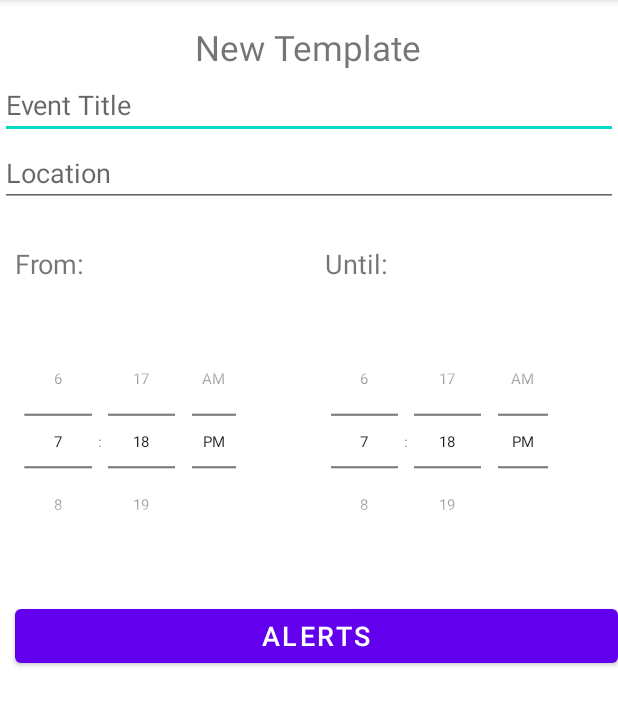
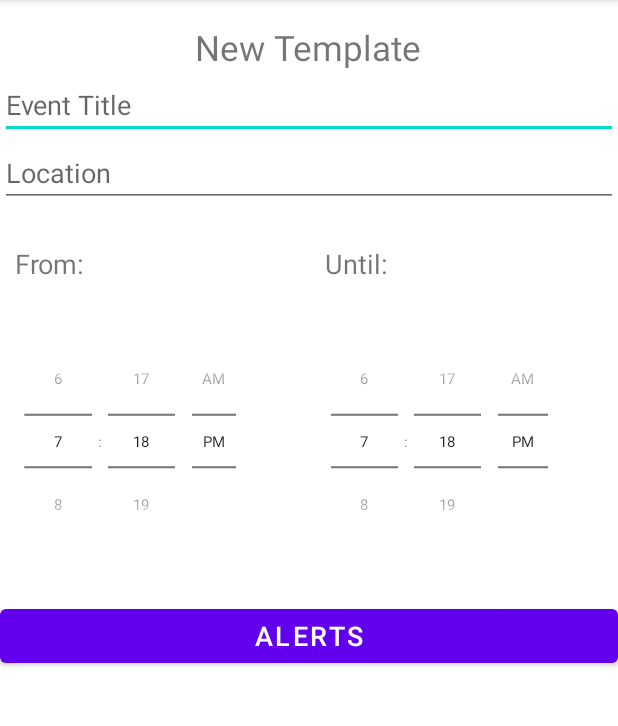
Before and after one commit to WilliamBayliss/CalendarApp, an Android app: the TemplateActivity screen opened directly, with no data from a screen before it, on a phone screen of 412 x 824 dp, the part 84-810 px from its top. Run offline under Robolectric (Android 15) with nearby library versions, the phone set to English and light mode, and no system bars.

Commit message:
adjusted alert button margin in template_activity.xml

```diff
--- a/app/src/main/res/layout/template_activity.xml
+++ b/app/src/main/res/layout/template_activity.xml
@@ -80,8 +80,7 @@
         android:layout_width="match_parent"
         android:layout_height="wrap_content"
         android:text="Alerts"
-        android:textSize="18dp"
-        android:layout_marginLeft="10dp"/>
+        android:textSize="18dp"/>
 
 
 </LinearLayout>
```
